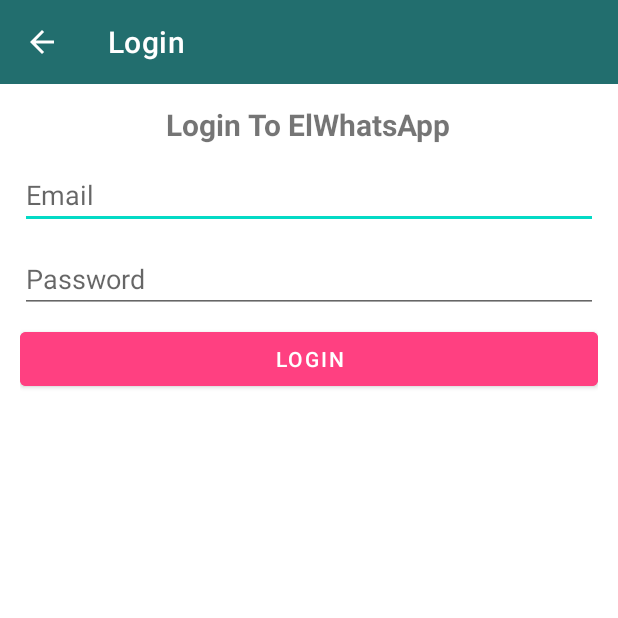
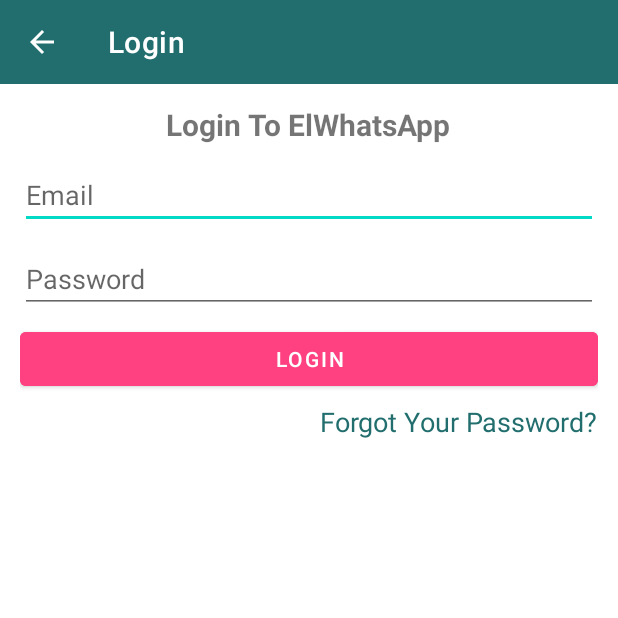
Before and after one commit to 7imaZz/ElWhats, an Android app: the LoginActivity screen opened directly, with no data from a screen before it, on a phone screen of 412 x 824 dp, the top half of it. Run offline under Robolectric (Android 15) with nearby library versions, the phone set to English and light mode, and no system bars; our stand-ins replace ButterKnife, Firebase (no records; nobody signed in at launch, a user with empty details on screens opened directly), sdp/ssp sizes; libraries missing offline, so code that uses them is left out: com.rengwuxian.materialedittext; plain views replace MaterialEditText.

Commit message:
Forgot Password

```diff
--- a/app/src/main/java/com/shorbgy/elwhats/ui/activities/MessagesActivity.java
+++ b/app/src/main/java/com/shorbgy/elwhats/ui/activities/MessagesActivity.java
@@ -83,9 +83,7 @@ public class MessagesActivity extends AppCompatActivity {
         setSupportActionBar(toolbar);
         Objects.requireNonNull(getSupportActionBar()).setTitle("");
         getSupportActionBar().setDisplayHomeAsUpEnabled(true);
-        toolbar.setNavigationOnClickListener(v ->
-                startActivity(new Intent(MessagesActivity.this, MainActivity.class)
-                .addFlags(Intent.FLAG_ACTIVITY_CLEAR_TOP)));
+        toolbar.setNavigationOnClickListener(v -> finish());
 
         friendNameTextView.setText(friend.getUsername());
         if (!friend.getImageUrl().equals("Default")){
--- a/app/src/main/res/layout/activity_login.xml
+++ b/app/src/main/res/layout/activity_login.xml
@@ -52,6 +52,19 @@
             android:text="@string/login"
             android:textColor="@android:color/white"/>
 
+        <TextView
+            android:id="@+id/forgot_tv"
+            android:layout_width="wrap_content"
+            android:layout_height="wrap_content"
+            android:text="@string/forgot_your_password"
+            android:layout_gravity="end"
+            android:textColor="@color/colorPrimaryDark"
+            android:textSize="18sp"
+            android:layout_marginTop="@dimen/_4sdp"
+            android:clickable="true"
+            android:focusable="true"
+            android:background="?android:attr/selectableItemBackground"/>
+
     </LinearLayout>
 
 </RelativeLayout>
--- a/app/src/main/res/values/strings.xml
+++ b/app/src/main/res/values/strings.xml
@@ -14,4 +14,5 @@
     <string name="type_a_message">Type A Message…</string>
     <string name="send_button">Send Button</string>
     <string name="profile">Profile</string>
+    <string name="forgot_your_password">Forgot Your Password?</string>
 </resources>
```
Also changed, not shown: app/src/main/java/com/shorbgy/elwhats/ui/activities/LoginActivity.java (+47 -0 lines).
